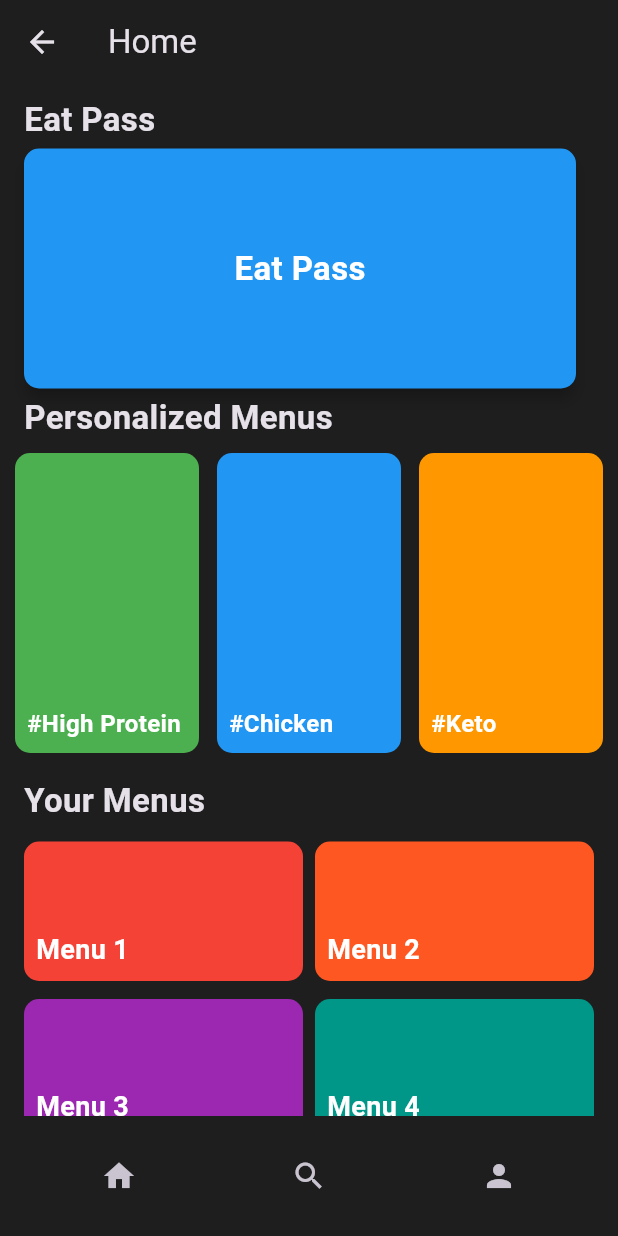
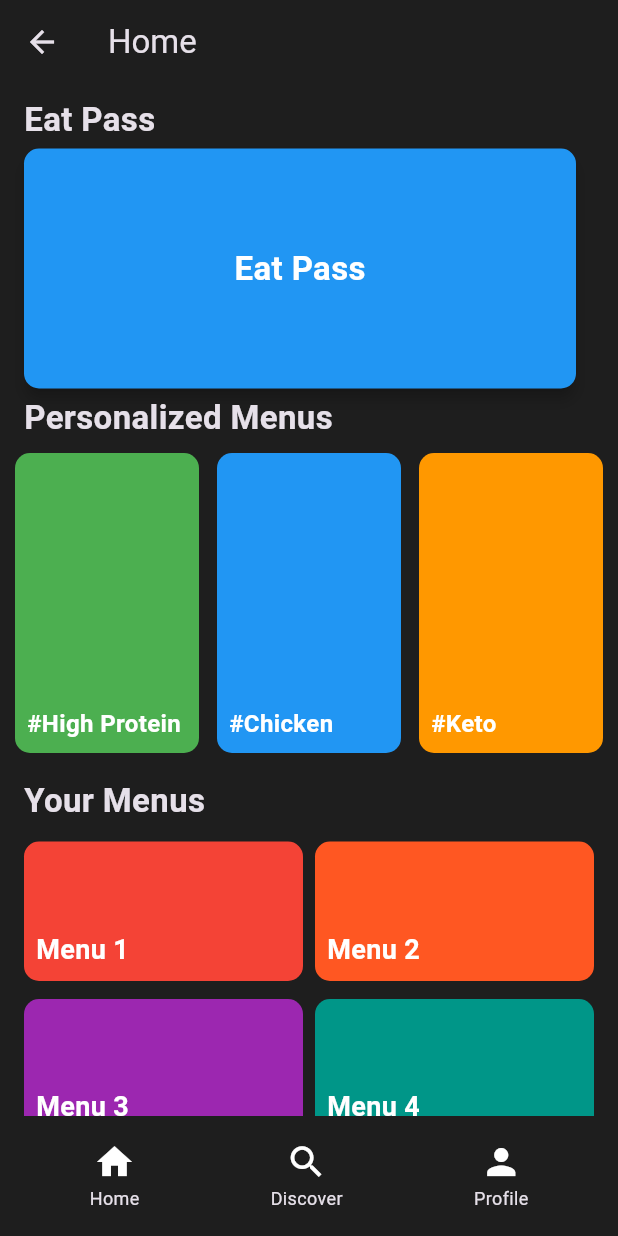
Before and after one commit to AzhaQari/eatery_v2, a Flutter app: the HomeScreen screen opened by its route, on a phone screen of 412 x 824 dp. Run offline on Flutter 3.47's test engine with Material 3 defaults, Android fonts, the phone set to English and light mode, and no system bars; our stand-ins replace cloud_firestore, firebase_auth, firebase_core; missing offline and left inert: algolia; accounts and stored records are empty.

Commit message:
added text for each icon on the bottom app bar

```diff
--- a/lib/widgets/bottom_app_bar.dart
+++ b/lib/widgets/bottom_app_bar.dart
@@ -7,27 +7,32 @@ class BottomAppBarWidget extends StatelessWidget {
   @override
   Widget build(BuildContext context) {
     return BottomAppBar(
-      child: Row(
-        mainAxisAlignment: MainAxisAlignment.spaceAround,
+      child: Container(
+        height: 60,  // Fixed height to ensure sufficient space
+        child: Row(
+          mainAxisAlignment: MainAxisAlignment.spaceAround,
+          children: [
+            buildTabItem(context, icon: Icons.home, label: 'Home', route: '/home'),
+            buildTabItem(context, icon: Icons.search, label: 'Discover', route: '/search'),
+            buildTabItem(context, icon: Icons.person, label: 'Profile', route: '/profile'),
+          ],
+        ),
+      ),
+    );
+  }
+
+  Widget buildTabItem(BuildContext context, {required IconData icon, required String label, required String route}) {
+    return GestureDetector(
+      onTap: () {
+        Navigator.pushReplacementNamed(context, route);
+      },
+      child: Column(
+        mainAxisSize: MainAxisSize.min,
+        mainAxisAlignment: MainAxisAlignment.center,
         children: [
-          IconButton(
-            icon: Icon(Icons.home),
-            onPressed: () {
-              Navigator.pushReplacementNamed(context, '/home');
-            },
-          ),
-          IconButton(
-            icon: Icon(Icons.search),
-            onPressed: () {
-              Navigator.pushReplacementNamed(context, '/search');
-            },
-          ),
-          IconButton(
-            icon: Icon(Icons.person),
-            onPressed: () {
-              Navigator.pushReplacementNamed(context, '/profile');
-            },
-          ),
+          Icon(icon, size: 28),  // Slightly increased icon size
+          SizedBox(height: 2),  // Adjust the space between the icon and the text
+          Text(label, style: TextStyle(fontSize: 12)),  // Font size slightly increased
         ],
       ),
     );
```
